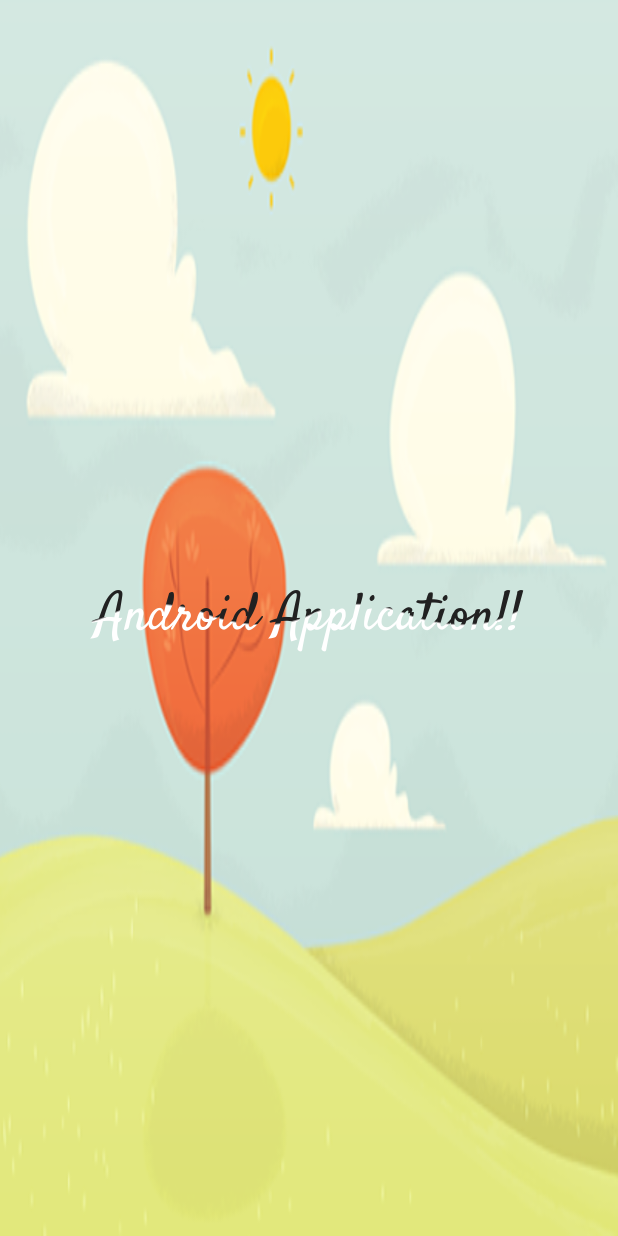
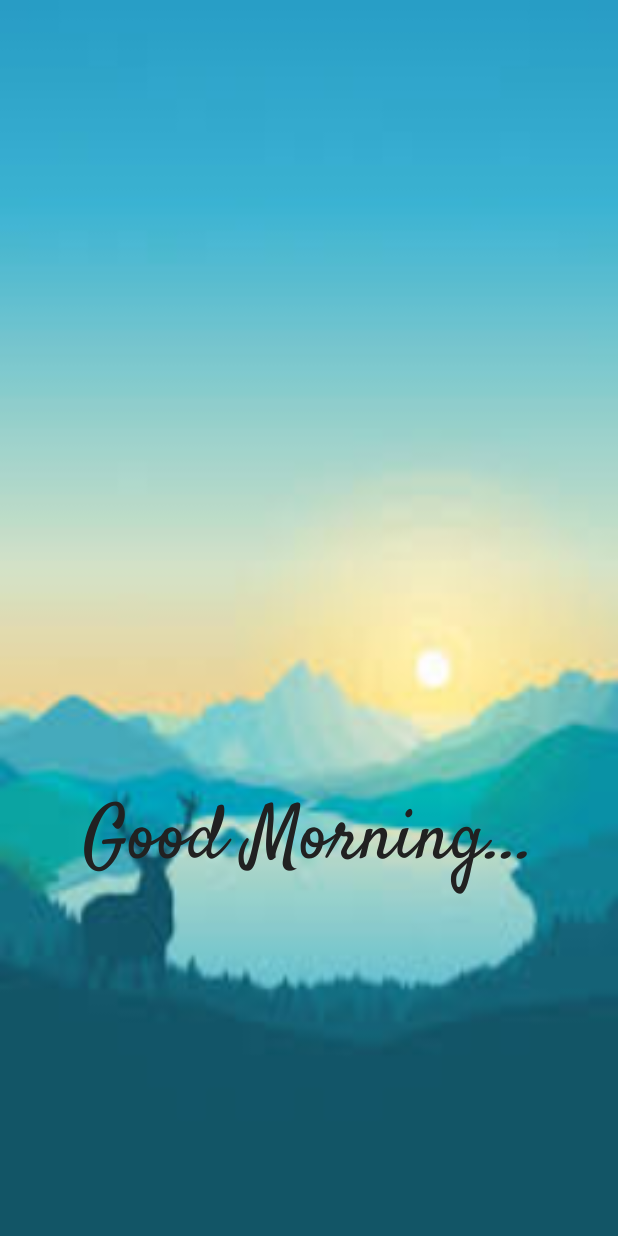
Before and after one commit to ArunkumaarS/Birthday_Gift, an Android app: the screen it shows after launch (SplashscreenActivity), on a phone screen of 412 x 824 dp. Run offline under Robolectric (Android 15) with nearby library versions, the phone set to English and light mode, and no system bars.

Commit message:
Dynamic background based on Date/Time,New Music

```diff
--- a/app/src/main/java/com/hundredbees/app/SplashscreenActivity.java
+++ b/app/src/main/java/com/hundredbees/app/SplashscreenActivity.java
@@ -12,11 +12,14 @@ import android.view.MotionEvent;
 import android.view.View;
 import android.view.Window;
 import android.view.WindowManager;
+import android.widget.ImageView;
 
 import com.romainpiel.titanic.library.Titanic;
 import com.romainpiel.titanic.library.TitanicTextView;
 
 import java.io.IOException;
+import java.text.SimpleDateFormat;
+import java.util.Date;
 
 /**
  * An example full-screen activity that shows and hides the system UI (i.e.
@@ -102,7 +105,7 @@ public class SplashscreenActivity extends AppCompatActivity {
         AssetFileDescriptor afd;
         try {
 // Read the music file from the asset folder
-            String music = "Music.mp3";
+            String music = "SeaWaves.mp3";
             afd = getAssets().openFd(music);
 // Creation of new media player;
 //            player = new MediaPlayer();
@@ -124,12 +127,31 @@ public class SplashscreenActivity extends AppCompatActivity {
                 WindowManager.LayoutParams.FLAG_FULLSCREEN);
         setContentView(R.layout.activity_splashscreen);
 
+        ImageView imageView = findViewById(R.id.imageview1);
         mVisible = true;
         mControlsView = findViewById(R.id.fullscreen_content_controls);
-        mContentView = findViewById(R.id.fullscreen_content);
+        mContentView = findViewById(R.id.titanicTextView);
 
-        TitanicTextView textView = (TitanicTextView) findViewById(R.id.fullscreen_content);
+        TitanicTextView textView = (TitanicTextView) findViewById(R.id.titanicTextView);
+        //Dynamically Load BackGround Image and Text
+        SimpleDateFormat simpleDateFormat = new SimpleDateFormat("MMdd");
+        SimpleDateFormat simpleTimeFormat = new SimpleDateFormat("HH");
+        int currentDate = Integer.parseInt(simpleDateFormat.format(new Date()));
+        int currentTime = Integer.parseInt(simpleTimeFormat.format(new Date()));
+        if(currentDate == 1024){
 
+        }else {
+            if(currentTime < 6 || currentTime >= 20) {
+                imageView.setBackgroundResource(R.drawable.splashscreennight);
+                textView.setText(R.string.night);
+            }else if(currentTime >=6 || currentTime <= 16 ){
+                imageView.setBackgroundResource(R.drawable.splashscreenmorning);
+                textView.setText(R.string.morning);
+            }else if(currentTime >=17 || currentTime <= 19 ){
+                imageView.setBackgroundResource(R.drawable.splashscreenevening);
+                textView.setText(R.string.evening);
+            }
+        }
         // set fancy typeface
         textView.setTypeface(Typefaces.get(this, "Satisfy-Regular.ttf"));
 
--- a/app/src/main/res/layout/activity_splashscreen.xml
+++ b/app/src/main/res/layout/activity_splashscreen.xml
@@ -3,7 +3,7 @@
     xmlns:tools="http://schemas.android.com/tools"
     android:layout_width="match_parent"
     android:layout_height="match_parent"
-    android:background="#0099cc"
+    android:background="#FFFFFF"
     tools:context=".SplashscreenActivity">
 
     <!-- The primary full-screen view. This can be replaced with whatever view
@@ -13,26 +13,21 @@
     <ImageView
         android:id="@+id/imageview1"
         android:layout_width="match_parent"
-        android:layout_height="match_parent"
-        android:background="@drawable/background2"/>
-    <ImageView
-        android:id="@+id/imageview2"
+        android:layout_height="match_parent"/>
+    <com.romainpiel.titanic.library.TitanicTextView
+        android:id="@+id/titanicTextView"
         android:layout_width="match_parent"
-        android:layout_height="match_parent"
-        android:background="@drawable/background2"/>
-    <com.romainpiel.titanic.library.TitanicTextView
-        android:id="@+id/fullscreen_content"
-        android:layout_width="match_parent"
-        android:layout_height="90dp"
-        android:layout_gravity="center"
-        android:gravity="center"
+        android:layout_height="300dp"
+        android:layout_gravity="bottom"
+        android:bufferType="spannable"
+        android:gravity="top|center"
         android:keepScreenOn="true"
-        android:text="@string/dummy_content"
+        android:paddingLeft="10dp"
+        android:paddingRight="10dp"
         android:textColor="#212121"
-        android:textSize="35sp"
-        android:paddingLeft="5dp"
-        android:paddingRight="5dp"
-        android:textStyle="bold" />
+        android:textSize="50sp"
+        android:textStyle="bold"
+        android:visibility="visible" />
 
     <!-- This FrameLayout insets its children based on system windows using
          android:fitsSystemWindows. -->
@@ -51,14 +46,6 @@
             android:orientation="horizontal"
             tools:ignore="UselessParent">
 
-            <!--   <Button
-                android:id="@+id/dummy_button"
-                style="?metaButtonBarButtonStyle"
-                android:layout_width="0dp"
-                android:layout_height="wrap_content"
-                android:layout_weight="1"
-                android:text="@string/dummy_button" />-->
-
         </LinearLayout>
     </FrameLayout>
 
--- a/app/src/main/res/values/strings.xml
+++ b/app/src/main/res/values/strings.xml
@@ -1,8 +1,6 @@
 <resources>
     <string name="app_name">24/10</string>
-
-    <string name="dummy_button">Dummy Button</string>
-    <string name="dummy_content">
-        Android Application!!
-    </string>
+    <string name="morning">Good Morning...</string>
+    <string name="evening">Good Evening...</string>
+    <string name="night">Good Night..</string>
 </resources>
```
Also changed, not shown: app/src/main/res/drawable-nodpi/background2.jpeg (deleted), app/src/main/res/drawable-nodpi/splashscreenevening.jpg (added), app/src/main/res/drawable-nodpi/splashscreenmorning.jpg (added), app/src/main/res/drawable-nodpi/splashscreennight.jpg (added), app/src/main/res/drawable-v24/background2.jpeg (deleted), app/src/main/res/drawable-v24/splashscreenevening.jpg (added), app/src/main/res/drawable-v24/splashscreenmorning.jpg (added), app/src/main/res/drawable-v24/splashscreennight.jpg (added), app/src/main/res/drawable/background2.jpeg (deleted), app/src/main/res/drawable/splashscreenevening.jpg (added), app/src/main/res/drawable/splashscreenmorning.jpg (added), app/src/main/res/drawable/splashscreennight.jpg (added), 1 other file.
